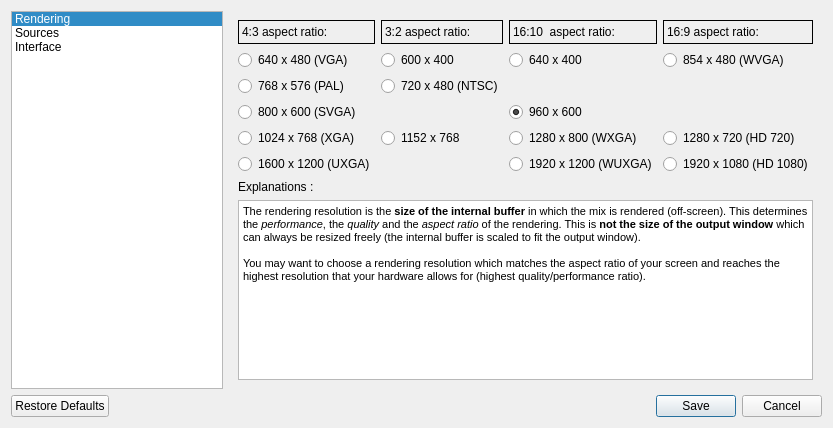
Qt form src/UserPreferencesDialog.ui (markus-wa/glmixer-mirror) before a commit.
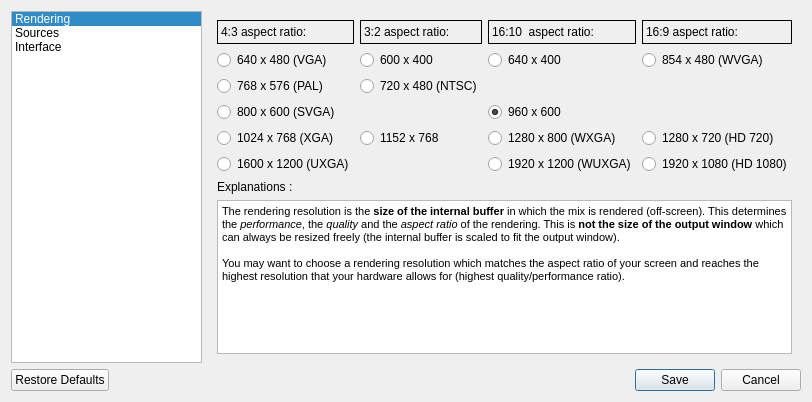
The same form after that commit. Icons and pictures are not drawn.

The edit to the form file:
```diff
--- a/src/UserPreferencesDialog.ui
+++ b/src/UserPreferencesDialog.ui
@@ -6,8 +6,8 @@
    <rect>
     <x>0</x>
     <y>0</y>
-    <width>833</width>
-    <height>428</height>
+    <width>812</width>
+    <height>402</height>
    </rect>
   </property>
   <property name="windowTitle">
@@ -88,16 +88,6 @@
      </item>
     </widget>
    </item>
-   <item row="1" column="0" colspan="2">
-    <widget class="QDialogButtonBox" name="DecisionButtonBox">
-     <property name="orientation">
-      <enum>Qt::Horizontal</enum>
-     </property>
-     <property name="standardButtons">
-      <set>QDialogButtonBox::Cancel|QDialogButtonBox::RestoreDefaults|QDialogButtonBox::Save</set>
-     </property>
-    </widget>
-   </item>
    <item row="0" column="1">
     <widget class="QStackedWidget" name="stackedWidget">
      <property name="currentIndex">
@@ -809,6 +799,27 @@
      </widget>
     </widget>
    </item>
+   <item row="1" column="0" colspan="2">
+    <layout class="QHBoxLayout" name="horizontalLayout_5">
+     <item>
+      <widget class="QPushButton" name="pushButton">
+       <property name="text">
+        <string>Restore Defaults</string>
+       </property>
+      </widget>
+     </item>
+     <item>
+      <widget class="QDialogButtonBox" name="DecisionButtonBox">
+       <property name="orientation">
+        <enum>Qt::Horizontal</enum>
+       </property>
+       <property name="standardButtons">
+        <set>QDialogButtonBox::Cancel|QDialogButtonBox::Save</set>
+       </property>
+      </widget>
+     </item>
+    </layout>
+   </item>
   </layout>
  </widget>
  <resources>
```
Left out of the diff: 45 changed lines with no effect on the pictures.
